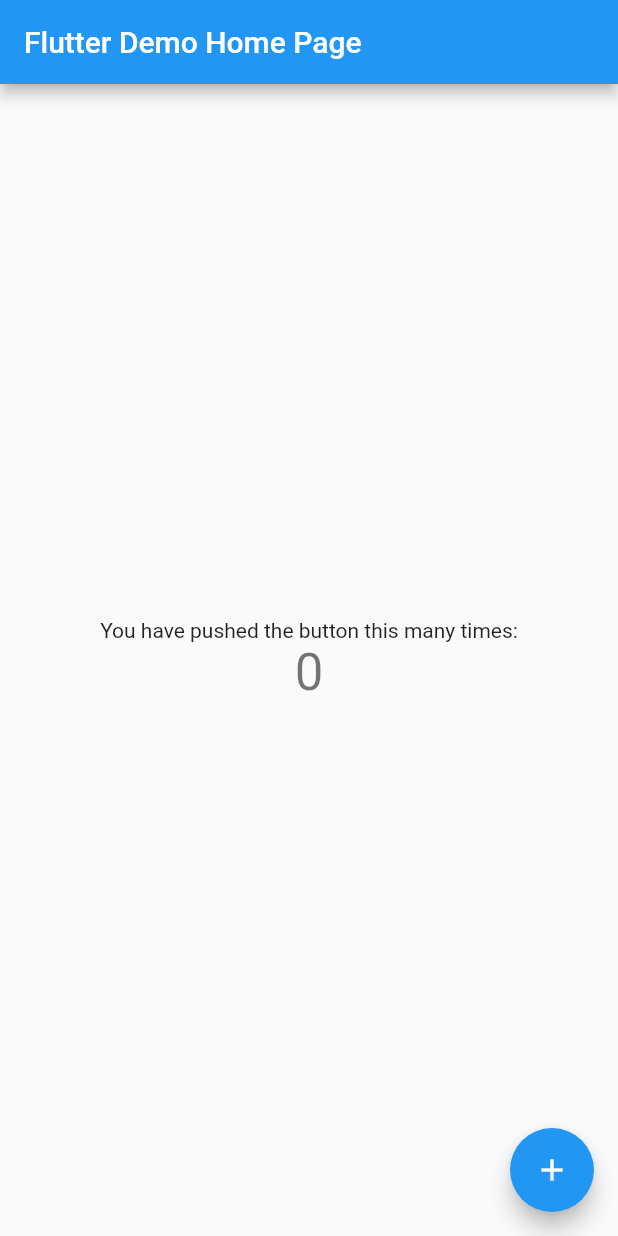
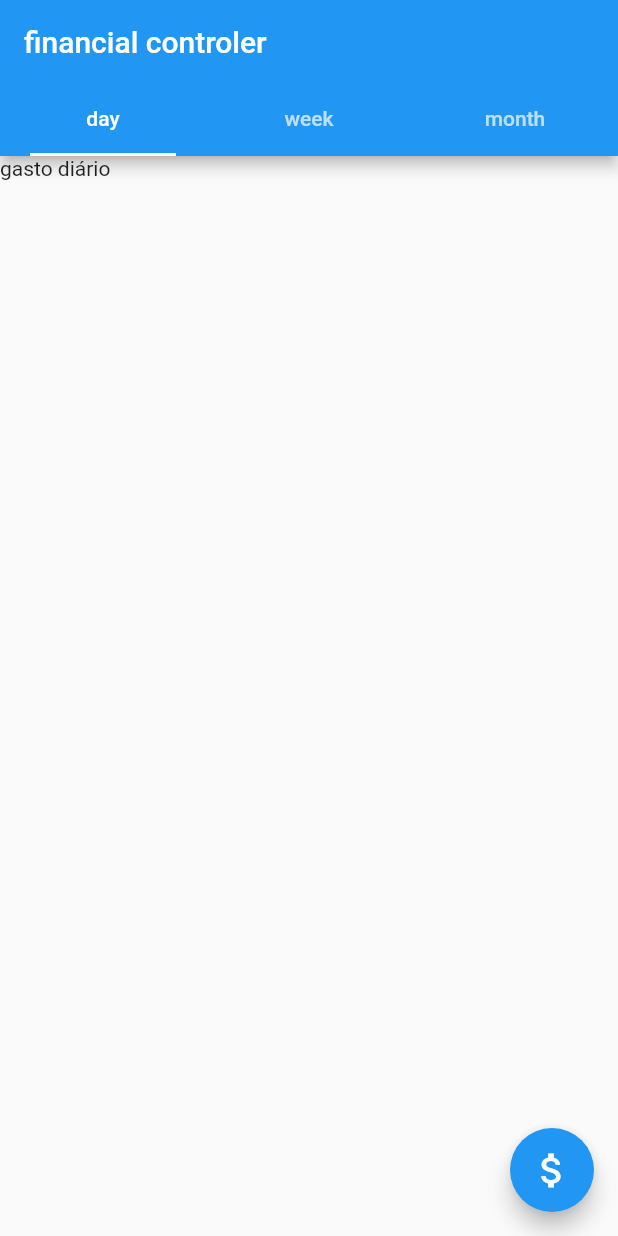
Before and after one commit to iran21/Flutter_financial_control, a Flutter app: the screen it shows after launch, on a phone screen of 412 x 824 dp. Run offline on Flutter 3.47's test engine with Material 2 defaults, Android fonts, the phone set to English and light mode, and no system bars.

Commit message:
TabBar inserida no app

```diff
--- a/lib/main.dart
+++ b/lib/main.dart
@@ -1,117 +1,18 @@
+import 'package:financial_control/screens/myhome_screen.dart';
 import 'package:flutter/material.dart';
 
-void main() {
-  runApp(MyApp());
-}
+void main() => runApp(MyApp());
 
 class MyApp extends StatelessWidget {
   // This widget is the root of your application.
   @override
   Widget build(BuildContext context) {
     return MaterialApp(
-      title: 'Flutter Demo',
       theme: ThemeData(
-        // This is the theme of your application.
-        //
-        // Try running your application with "flutter run". You'll see the
-        // application has a blue toolbar. Then, without quitting the app, try
-        // changing the primarySwatch below to Colors.green and then invoke
-        // "hot reload" (press "r" in the console where you ran "flutter run",
-        // or simply save your changes to "hot reload" in a Flutter IDE).
-        // Notice that the counter didn't reset back to zero; the application
-        // is not restarted.
         primarySwatch: Colors.blue,
-        // This makes the visual density adapt to the platform that you run
-        // the app on. For desktop platforms, the controls will be smaller and
-        // closer together (more dense) than on mobile platforms.
         visualDensity: VisualDensity.adaptivePlatformDensity,
       ),
-      home: MyHomePage(title: 'Flutter Demo Home Page'),
+      home: MyHomeScreen(),
     );
   }
 }
-
-class MyHomePage extends StatefulWidget {
-  MyHomePage({Key key, this.title}) : super(key: key);
-
-  // This widget is the home page of your application. It is stateful, meaning
-  // that it has a State object (defined below) that contains fields that affect
-  // how it looks.
-
-  // This class is the configuration for the state. It holds the values (in this
-  // case the title) provided by the parent (in this case the App widget) and
-  // used by the build method of the State. Fields in a Widget subclass are
-  // always marked "final".
-
-  final String title;
-
-  @override
-  _MyHomePageState createState() => _MyHomePageState();
-}
-
-class _MyHomePageState extends State<MyHomePage> {
-  int _counter = 0;
-
-  void _incrementCounter() {
-    setState(() {
-      // This call to setState tells the Flutter framework that something has
-      // changed in this State, which causes it to rerun the build method below
-      // so that the display can reflect the updated values. If we changed
-      // _counter without calling setState(), then the build method would not be
-      // called again, and so nothing would appear to happen.
-      _counter++;
-    });
-  }
-
-  @override
-  Widget build(BuildContext context) {
-    // This method is rerun every time setState is called, for instance as done
-    // by the _incrementCounter method above.
-    //
-    // The Flutter framework has been optimized to make rerunning build methods
-    // fast, so that you can just rebuild anything that needs updating rather
-    // than having to individually change instances of widgets.
-    return Scaffold(
-      appBar: AppBar(
-        // Here we take the value from the MyHomePage object that was created by
-        // the App.build method, and use it to set our appbar title.
-        title: Text(widget.title),
-      ),
-      body: Center(
-        // Center is a layout widget. It takes a single child and positions it
-        // in the middle of the parent.
-        child: Column(
-          // Column is also a layout widget. It takes a list of children and
-          // arranges them vertically. By default, it sizes itself to fit its
-          // children horizontally, and tries to be as tall as its parent.
-          //
-          // Invoke "debug painting" (press "p" in the console, choose the
-          // "Toggle Debug Paint" action from the Flutter Inspector in Android
-          // Studio, or the "Toggle Debug Paint" command in Visual Studio Code)
-          // to see the wireframe for each widget.
-          //
-          // Column has various properties to control how it sizes itself and
-          // how it positions its children. Here we use mainAxisAlignment to
-          // center the children vertically; the main axis here is the vertical
-          // axis because Columns are vertical (the cross axis would be
-          // horizontal).
-          mainAxisAlignment: MainAxisAlignment.center,
-          children: <Widget>[
-            Text(
-              'You have pushed the button this many times:',
-            ),
-            Text(
-              '$_counter',
-              style: Theme.of(context).textTheme.headline4,
-            ),
-          ],
-        ),
-      ),
-      floatingActionButton: FloatingActionButton(
-        onPressed: _incrementCounter,
-        tooltip: 'Increment',
-        child: Icon(Icons.add),
-      ), // This trailing comma makes auto-formatting nicer for build methods.
-    );
-  }
-}
--- /dev/null
+++ b/lib/screens/myday_screen.dart
@@ -0,0 +1,10 @@
+import 'package:flutter/material.dart';
+
+class MyDayScreen extends StatelessWidget {
+  @override
+  Widget build(BuildContext context) {
+    return Container(
+      child: Text('gasto diário'),
+    );
+  }
+}
--- /dev/null
+++ b/lib/screens/myhome_screen.dart
@@ -0,0 +1,47 @@
+import 'package:financial_control/screens/myday_screen.dart';
+import 'package:financial_control/screens/mymonth_screen.dart';
+import 'package:financial_control/screens/myweek_screen.dart';
+import 'package:flutter/material.dart';
+
+class MyHomeScreen extends StatelessWidget {
+  final int tabIndex = 0;
+  final List<Tab> myTab = [
+    Tab(text: 'day'),
+    Tab(text: 'week'),
+    Tab(text: 'month'),
+  ];
+  @override
+  Widget build(BuildContext context) {
+    return DefaultTabController(
+      initialIndex: tabIndex,
+      length: myTab.length,
+      child: Scaffold(
+        floatingActionButton: buildFloatingActionButton(),
+        appBar: AppBar(
+          title: Text('financial controler'),
+          bottom: TabBar(
+            onTap: (i) {
+              // tabIndex = i;
+            },
+            indicatorPadding: EdgeInsets.symmetric(horizontal: 20),
+            tabs: myTab,
+          ),
+        ),
+        body: TabBarView(
+          children: [
+            MyDayScreen(),
+            MyWeekScreen(),
+            MyMounthScreen(),
+          ],
+        ),
+      ),
+    );
+  }
+
+  FloatingActionButton buildFloatingActionButton() {
+    return FloatingActionButton(
+      onPressed: null,
+      child: Icon(Icons.attach_money, size: 30),
+    );
+  }
+}
--- /dev/null
+++ b/lib/screens/mymonth_screen.dart
@@ -0,0 +1,10 @@
+import 'package:flutter/material.dart';
+
+class MyMounthScreen extends StatelessWidget {
+  @override
+  Widget build(BuildContext context) {
+    return Container(
+      child: Text('gasto mensal'),
+    );
+  }
+}
--- /dev/null
+++ b/lib/screens/myweek_screen.dart
@@ -0,0 +1,10 @@
+import 'package:flutter/material.dart';
+
+class MyWeekScreen extends StatelessWidget {
+  @override
+  Widget build(BuildContext context) {
+    return Container(
+      child: Text('gasto semanal'),
+    );
+  }
+}
```
Also changed, not shown: 1 other file.
